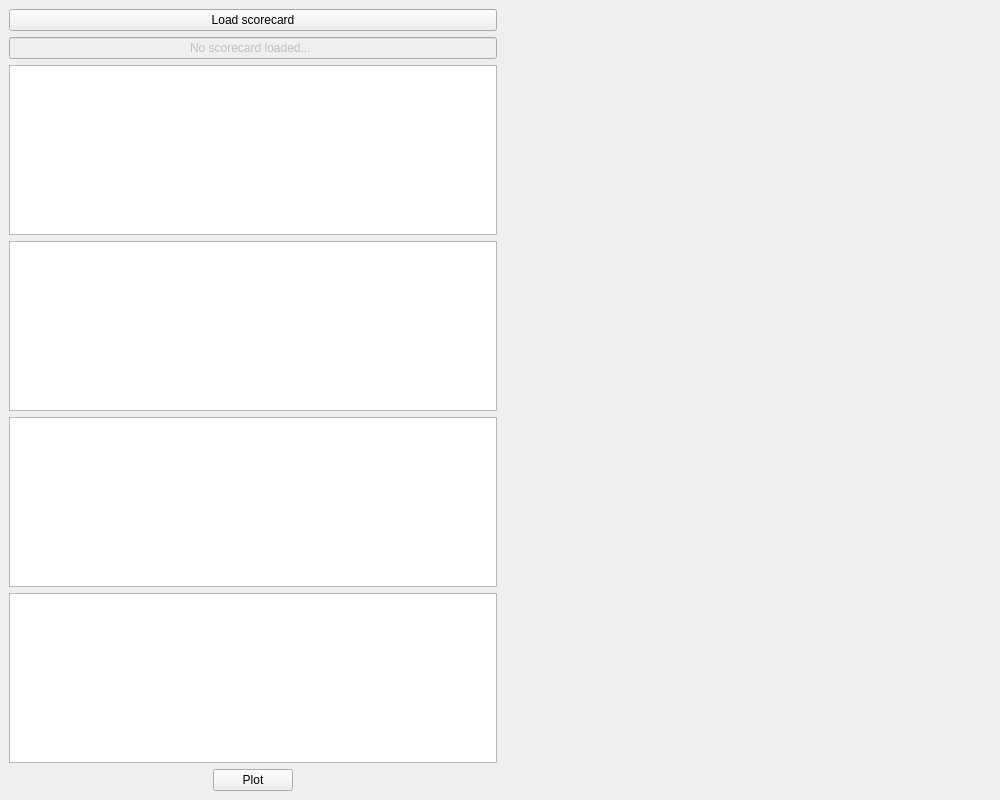
First picture: the form in res/ui/udisc-analyzer.ui, repository mothypython/udisc-analyzer, before the edit.
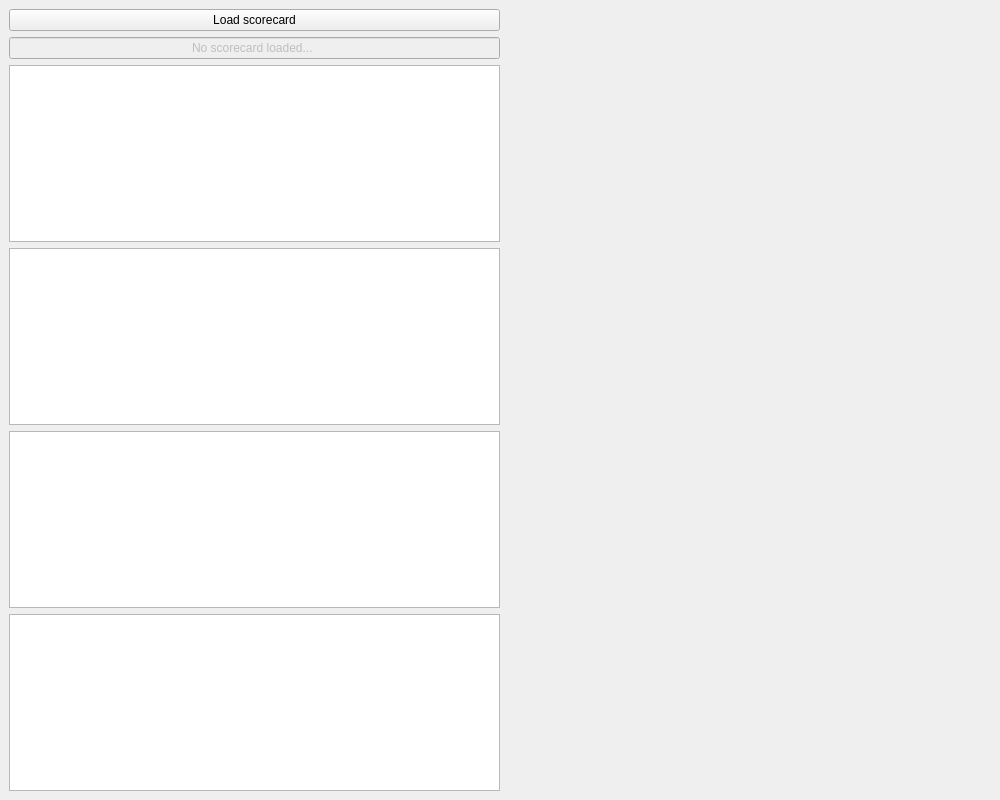
Second picture: the form after the edit.

Commit message: Preparation for three plots.

Patch:
```diff
--- a/res/ui/udisc-analyzer.ui
+++ b/res/ui/udisc-analyzer.ui
@@ -63,6 +63,9 @@
       <property name="orientation">
        <enum>Qt::Horizontal</enum>
       </property>
+      <property name="sizeType">
+       <enum>QSizePolicy::Fixed</enum>
+      </property>
       <property name="sizeHint" stdset="0">
        <size>
         <width>485</width>
@@ -131,43 +134,6 @@
           </property>
          </widget>
         </item>
-        <item>
-         <layout class="QHBoxLayout" name="horizontalLayout">
-          <item>
-           <spacer name="horizontalSpacer_3">
-            <property name="orientation">
-             <enum>Qt::Horizontal</enum>
-            </property>
-            <property name="sizeHint" stdset="0">
-             <size>
-              <width>40</width>
-              <height>20</height>
-             </size>
-            </property>
-           </spacer>
-          </item>
-          <item>
-           <widget class="QPushButton" name="btn_plot">
-            <property name="text">
-             <string>Plot</string>
-            </property>
-           </widget>
-          </item>
-          <item>
-           <spacer name="horizontalSpacer_2">
-            <property name="orientation">
-             <enum>Qt::Horizontal</enum>
-            </property>
-            <property name="sizeHint" stdset="0">
-             <size>
-              <width>40</width>
-              <height>20</height>
-             </size>
-            </property>
-           </spacer>
-          </item>
-         </layout>
-        </item>
        </layout>
       </item>
       <item>
@@ -207,9 +173,12 @@
           <property name="orientation">
            <enum>Qt::Horizontal</enum>
           </property>
+          <property name="sizeType">
+           <enum>QSizePolicy::Fixed</enum>
+          </property>
           <property name="sizeHint" stdset="0">
            <size>
-            <width>40</width>
+            <width>485</width>
             <height>1</height>
            </size>
           </property>
```
The commit also changes 2 other files.
